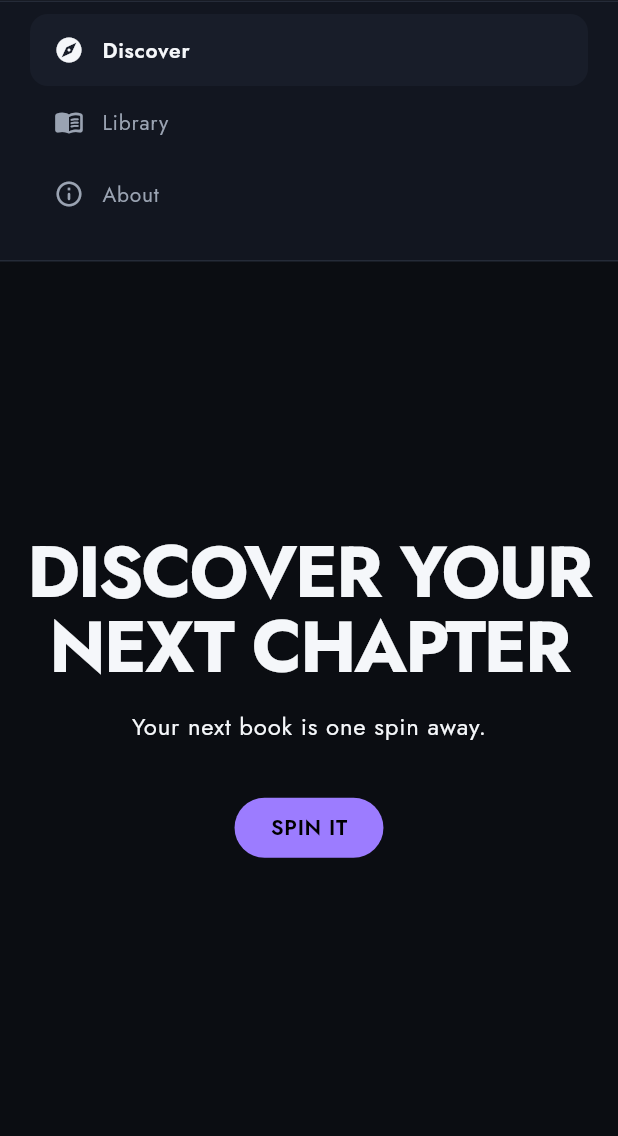
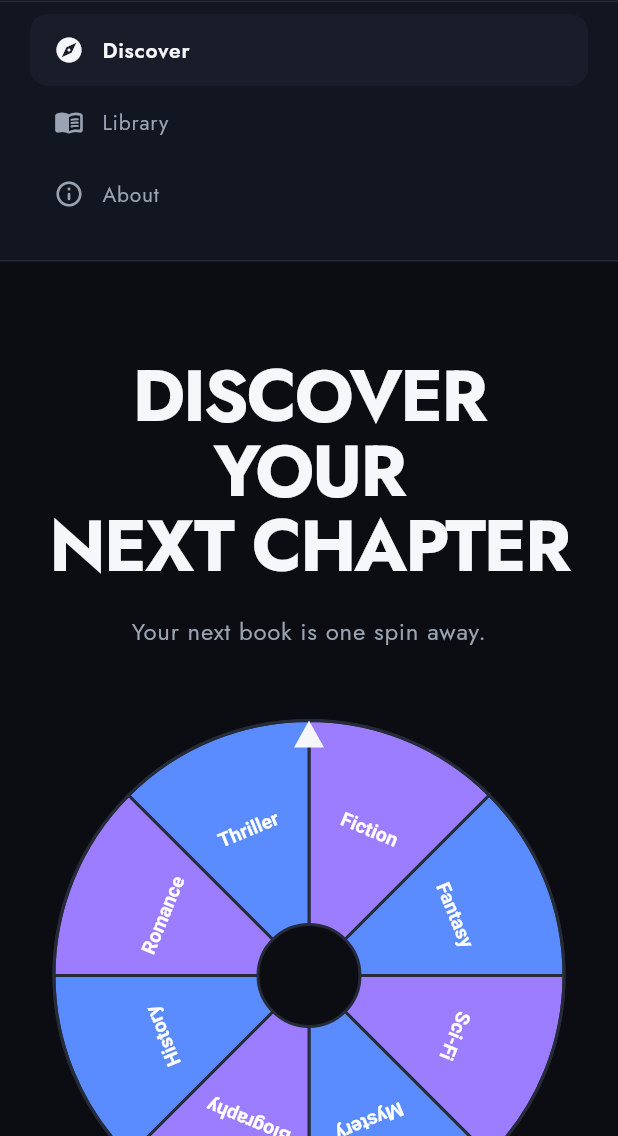
Before and after one commit to kata017/BookSpinner, a Flutter app: the screen it shows after launch, after a tap on the "menu" icon, on a phone screen of 412 x 824 dp, the part 100-1236 px from its top. Run offline on Flutter 3.47's test engine with Material 3 defaults, Android fonts, the phone set to English and light mode, and no system bars; our stand-ins replace go_router, google_fonts.

Commit message:
add interactive book spinner

```diff
--- a/lib/features/home/presentation/home_page.dart
+++ b/lib/features/home/presentation/home_page.dart
@@ -1,16 +1,58 @@
+import 'package:book_spinner/core/theme/app_colors.dart';
+import 'package:book_spinner/features/spinner/presentation/book_spinner.dart';
 import 'package:flutter/material.dart';
 
-class HomePage extends StatelessWidget
+class HomePage extends StatefulWidget
 {
   const HomePage({super.key});
 
   @override
+  State<HomePage> createState() => _HomePageState();
+}
+
+class _HomePageState extends State<HomePage>
+{
+  String? _selectedCategory;
+
+  @override
   Widget build(BuildContext context)
   {
-    return Scaffold(
-      body: Center(
+    return SingleChildScrollView(
+      child: Padding(
+        padding: const EdgeInsets.symmetric(horizontal: 32, vertical: 64),
         child: Column(
-          mainAxisSize: MainAxisSize.min,
+          children:
+          [
+            _HeroSection(
+              onCategorySelected: (category)
+              {
+                setState(()
+                {
+                  _selectedCategory = category;
+                });
+              },
+            ),
+            const SizedBox(height: 80),
+            _CategoriesSection( selectedCategory: _selectedCategory),
+          ],
+        ),
+      ),
+    );
+  }
+}
+
+class _HeroSection extends StatelessWidget
+{
+  const _HeroSection({required this.onCategorySelected});
+
+  final ValueChanged<String> onCategorySelected;
+
+  @override
+  Widget build(BuildContext context)
+  {
+    return ConstrainedBox(
+      constraints: const BoxConstraints(maxWidth: 1100),
+      child: Column(
         children:
         [
           Text(
@@ -18,17 +60,91 @@ class HomePage extends StatelessWidget
             textAlign: TextAlign.center,
             style: Theme.of(context).textTheme.displayMedium,
           ),
-            const SizedBox(height: 16),
+          const SizedBox(height: 20),
           Text(
             'Your next book is one spin away.',
-              style: Theme.of(context).textTheme.bodyLarge,
+            textAlign: TextAlign.center,
+            style: Theme.of(context).textTheme.bodyLarge?.copyWith(color: AppColors.textSecondary),
           ),
-            const SizedBox(height: 32),
-            FilledButton(
-              onPressed: () {},
-              child: const Text('SPIN IT'),
+          const SizedBox(height: 48),
+          BookSpinner(onCategorySelected: onCategorySelected),
+        ],
+      ),
+    );
+  }
+}
+
+class _CategoriesSection extends StatelessWidget
+{
+  const _CategoriesSection({this.selectedCategory});
+
+  final String? selectedCategory;
+
+  @override
+  Widget build(BuildContext context)
+  {
+    const categories =
+    [
+      'Fiction',
+      'Fantasy',
+      'Sci-Fi',
+      'Mystery',
+      'Biography',
+      'History',
+      'Romance',
+      'Thriller',
+    ];
+
+    return ConstrainedBox(
+      constraints: const BoxConstraints(maxWidth: 1000),
+      child: Column(
+        crossAxisAlignment: CrossAxisAlignment.start,
+        children:
+        [
+          Text('EXPLORE BY CATEGORY', style: Theme.of(context).textTheme.titleLarge),
+          const SizedBox(height: 24),
+          Wrap(
+            spacing: 12,
+            runSpacing: 12,
+            children:
+            [
+              for (final category in categories)
+                _CategoryChip(
+                  label: category,
+                  isSelected: category == selectedCategory,
                 ),
             ],
+          ),
+        ],
+      ),
+    );
+  }
+}
+
+class _CategoryChip extends StatelessWidget
+{
+  const _CategoryChip({required this.label, this.isSelected = false});
+
+  final String label;
+  final bool isSelected;
+
+  @override
+  Widget build(BuildContext context)
+  {
+    return AnimatedContainer(
+      duration: const Duration(milliseconds: 250),
+      padding: const EdgeInsets.symmetric(horizontal: 18, vertical: 12),
+      decoration: BoxDecoration(
+        color: isSelected ? AppColors.purple : AppColors.surface,
+        borderRadius: BorderRadius.circular(14),
+        border: Border.all(color: isSelected ? AppColors.purple : AppColors.border),
+      ),
+      child: Text(
+        label,
+        style: TextStyle(
+          color:  isSelected ? Colors.white : AppColors.textSecondary,
+          fontSize: 14,
+          fontWeight: FontWeight.w500,
         ),
       ),
     );
--- /dev/null
+++ b/lib/features/spinner/presentation/book_spinner.dart
@@ -0,0 +1,261 @@
+import 'dart:math';
+
+import 'package:book_spinner/core/theme/app_colors.dart';
+import 'package:flutter/material.dart';
+
+class BookSpinner extends StatefulWidget
+{
+  const BookSpinner({super.key, this.onCategorySelected});
+
+  final ValueChanged<String>? onCategorySelected;
+
+  @override
+  State<BookSpinner> createState() => _BookSpinnerState();
+}
+
+class _BookSpinnerState extends State<BookSpinner> with SingleTickerProviderStateMixin
+{
+  static const categories =
+  [
+    'Fiction',
+    'Fantasy',
+    'Sci-Fi',
+    'Mystery',
+    'Biography',
+    'History',
+    'Romance',
+    'Thriller',
+  ];
+
+  late final AnimationController _controller;
+
+  String? _selectedCategory;
+  double _rotation = 0;
+
+  @override
+  void initState()
+  {
+    super.initState();
+
+    _controller = AnimationController(vsync: this, duration: const Duration(milliseconds: 1800));
+  }
+
+  @override
+  void dispose()
+  {
+    _controller.dispose();
+    super.dispose();
+  }
+
+  @override
+  Widget build(BuildContext context)
+  {
+    return Column(
+      mainAxisSize: MainAxisSize.min,
+      children:
+      [
+        Stack(
+          alignment: Alignment.topCenter,
+          children:
+          [
+            Transform.rotate(
+              angle: _rotation,
+              child: _Wheel(categories: categories),
+            ),
+            const _Pointer(),
+          ],
+        ),
+        const SizedBox(height: 32),
+        if (_selectedCategory != null) ...[
+          Text(
+            'YOUR NEXT CATEGORY',
+            style: Theme.of(context).textTheme.labelLarge?.copyWith(
+              color: AppColors.textSecondary,
+              letterSpacing: 1.5,
+            ),
+          ),
+          const SizedBox(height: 8),
+          Text(
+            _selectedCategory!,
+            style: Theme.of(context).textTheme.headlineMedium?.copyWith(color: AppColors.textPrimary),
+          ),
+          const SizedBox(height: 24),
+        ],
+        FilledButton.icon(
+          onPressed: _controller.isAnimating ? null : _spin,
+          icon: const Icon(Icons.casino_rounded),
+          label: const Text('SPIN IT'),
+        ),
+      ],
+    );
+  }
+
+  void _spin()
+  {
+    if (_controller.isAnimating)
+    {
+      return;
+    }
+
+    final random = Random();
+
+    final selectedIndex = random.nextInt(categories.length);
+    final segmentAngle = 2 * pi / categories.length;
+
+    // A kiválasztott szegmens középpontja.
+    final segmentCenterAngle = -pi / 2 + (selectedIndex + 0.5) * segmentAngle;
+
+    // A mutató a kerék tetején van (-pi / 2).
+    // Olyan forgatást szeretnénk, hogy a kiválasztott
+    // szegmens közepe pontosan a mutató alá kerüljön.
+    final targetRotation = -pi / 2 - segmentCenterAngle;
+    final currentRotation = _rotation;
+
+    // Az aktuális forgás normalizált értéke.
+    final currentNormalized = currentRotation % (2 * pi);
+
+    // Kiszámoljuk, mennyit kell még fordulnia.
+    var delta = targetRotation - currentNormalized;
+
+    if (delta < 0)
+    {
+      delta += 2 * pi;
+    }
+
+    // 4-6 teljes extra fordulat.
+    final extraTurns = 4 + random.nextInt(3);
+    final totalRotation = extraTurns * 2 * pi + delta;
+
+    final startRotation = currentRotation;
+    final endRotation = currentRotation + totalRotation;
+
+    final animation = Tween<double>(begin: startRotation, end: endRotation).animate(CurvedAnimation(parent: _controller, curve: Curves.easeOutCubic),);
+
+    animation.addListener(()
+    {
+      setState(()
+      {
+        _rotation = animation.value;
+      });
+    });
+
+    animation.addStatusListener((status)
+    {
+      if (status == AnimationStatus.completed)
+      {
+        setState(()
+        {
+          _rotation = endRotation;
+          _selectedCategory = categories[selectedIndex];
+        });
+
+        widget.onCategorySelected?.call(categories[selectedIndex]);
+      }
+    });
+
+    _controller..reset()..forward();
+  }
+}
+
+class _Wheel extends StatelessWidget
+{
+  const _Wheel({required this.categories});
+
+  final List<String> categories;
+
+  @override
+  Widget build(BuildContext context)
+  {
+    return SizedBox(
+      width: 340,
+      height: 340,
+      child: CustomPaint(
+        painter: _WheelPainter(categories: categories),
+      ),
+    );
+  }
+}
+
+class _WheelPainter extends CustomPainter
+{
+  _WheelPainter({required this.categories});
+
+  final List<String> categories;
+
+  @override
+  void paint(Canvas canvas, Size size)
+  {
+    final center = Offset(size.width / 2, size.height / 2);
+    final radius = size.width / 2;
+    final segmentAngle = 2 * pi / categories.length;
+
+    final paint = Paint()..style = PaintingStyle.fill;
+    final borderPaint = Paint()..style = PaintingStyle.stroke..strokeWidth = 2..color = AppColors.border;
+
+    for (var i = 0; i < categories.length; i++)
+    {
+      final startAngle = -pi / 2 + i * segmentAngle;
+
+      paint.color = i.isEven ? AppColors.purple : AppColors.blue;
+
+      canvas.drawArc(Rect.fromCircle(center: center, radius: radius), startAngle, segmentAngle, true, paint);
+      canvas.drawArc(Rect.fromCircle(center: center, radius: radius), startAngle, segmentAngle, true, borderPaint);
+
+      final textAngle = startAngle + segmentAngle / 2;
+      final textPosition = Offset(center.dx + cos(textAngle) * radius * 0.62, center.dy + sin(textAngle) * radius * 0.62);
+
+      final textPainter = TextPainter(
+        text: TextSpan(
+          text: categories[i],
+          style: const TextStyle(
+            color: Colors.white,
+            fontSize: 13,
+            fontWeight: FontWeight.w600,
+          ),
+        ),
+        textDirection: TextDirection.ltr,
+      )..layout();
+
+      canvas.save();
+      canvas.translate(textPosition.dx, textPosition.dy);
+      canvas.rotate(textAngle + pi / 2);
+
+      textPainter.paint(canvas, Offset(-textPainter.width / 2, -textPainter.height / 2));
+      canvas.restore();
+    }
+
+    canvas.drawCircle(center, radius, borderPaint);
+
+    final centerPaint = Paint()..color = AppColors.background;
+
+    canvas.drawCircle(center, 34, centerPaint);
+    canvas.drawCircle(center, 34, borderPaint);
+  }
+
+  @override
+  bool shouldRepaint(covariant _WheelPainter oldDelegate)
+  {
+    return oldDelegate.categories != categories;
+  }
+}
+
+class _Pointer extends StatelessWidget
+{
+  const _Pointer();
+
+  @override
+  Widget build(BuildContext context)
+  {
+    return Container(
+      width: 0,
+      height: 0,
+      decoration: const BoxDecoration(
+        border: Border(
+          top: BorderSide(color: AppColors.textPrimary, width: 18),
+          left: BorderSide(color: Colors.transparent, width: 10),
+          right: BorderSide(color: Colors.transparent, width: 10),
+        ),
+      ),
+    );
+  }
+}
```
Lines whose indentation alone changed are shown as unchanged.
